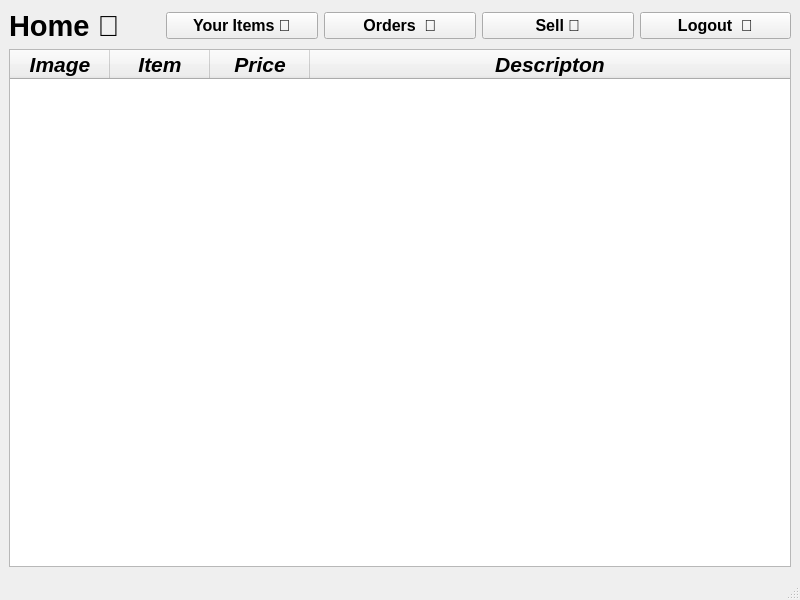
Above: buy_page.ui from acmpesuecc/GrowPal before the change. Below: the same form after it.
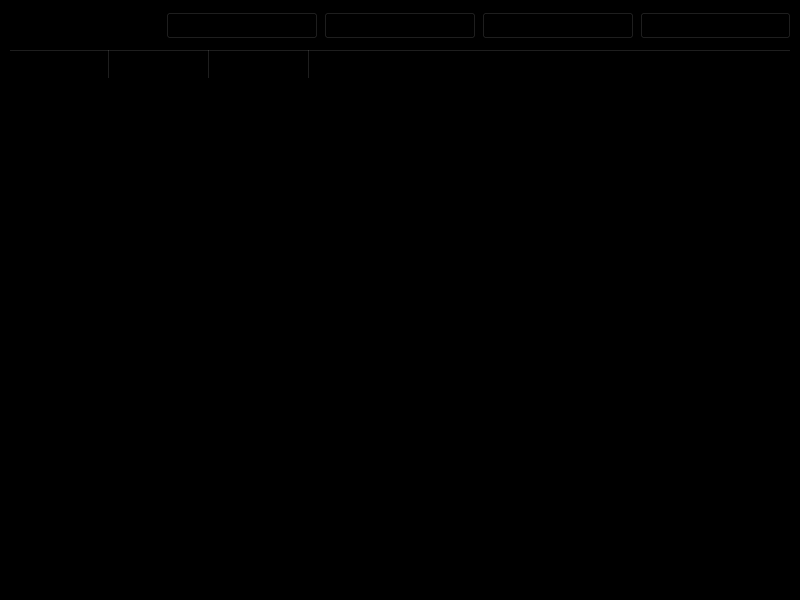
That is the form after the change. Icons and pictures are not drawn.

Patch:
```diff
--- a/buy_page.ui
+++ b/buy_page.ui
@@ -25,6 +25,9 @@
    <iconset>
     <normaloff>logo.jpg</normaloff>logo.jpg</iconset>
   </property>
+  <property name="styleSheet">
+   <string notr="true">background-color: black;</string>
+  </property>
   <widget class="QWidget" name="centralwidget">
    <layout class="QGridLayout" name="gridLayout">
     <item row="0" column="0">
@@ -117,14 +120,20 @@
     <item row="1" column="0" colspan="5">
      <widget class="QTableWidget" name="tableWidget">
       <property name="styleSheet">
-       <string notr="true"/>
+       <string notr="true">background-color: black;</string>
       </property>
       <property name="sizeAdjustPolicy">
        <enum>QAbstractScrollArea::AdjustToContents</enum>
       </property>
+      <attribute name="horizontalHeaderMinimumSectionSize">
+       <number>23</number>
+      </attribute>
       <attribute name="horizontalHeaderStretchLastSection">
        <bool>true</bool>
       </attribute>
+      <attribute name="verticalHeaderMinimumSectionSize">
+       <number>23</number>
+      </attribute>
       <column>
        <property name="text">
         <string>Image</string>
```
Left out of the diff: 4 changed lines with no effect on the pictures.
